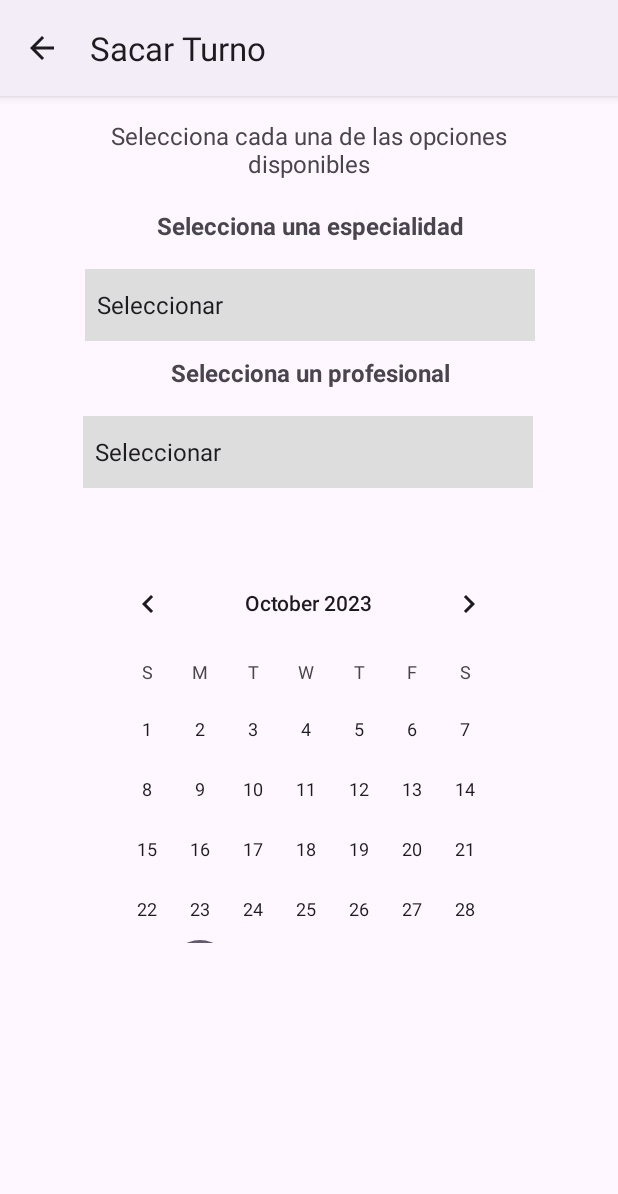
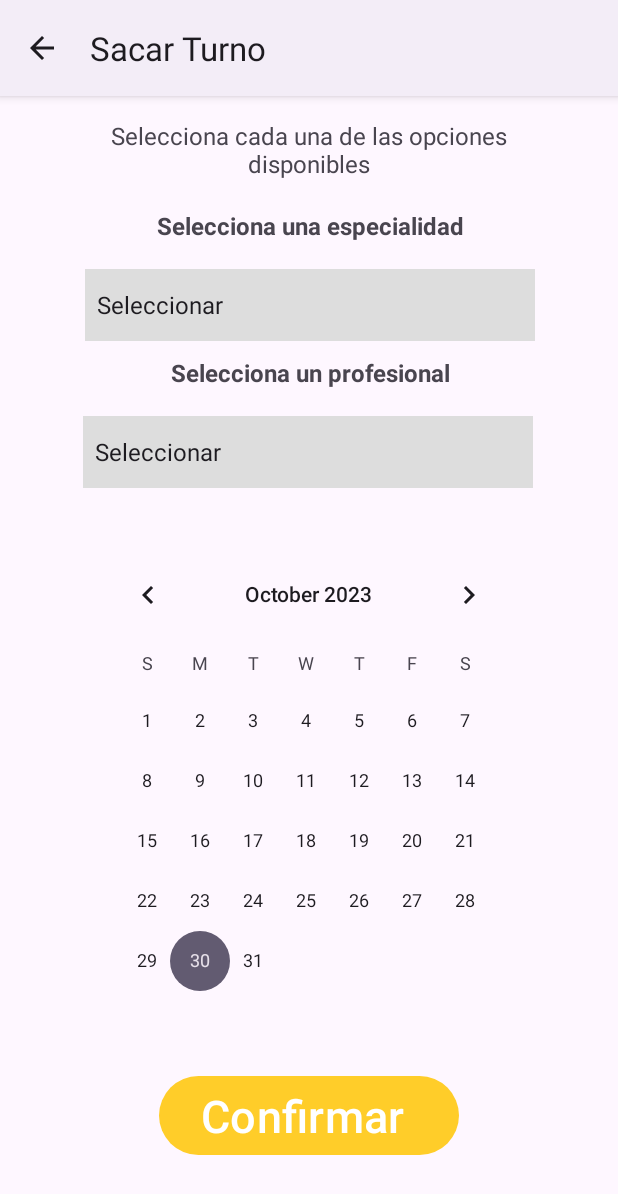
Before and after one commit to Connect-Salud-ISPC/Programador-de-Aplicaciones-Moviles-2022, an Android app: the Reserve screen opened directly, with no data from a screen before it, on a phone screen of 412 x 824 dp. Shown: the top 1194 px of the screen. Run offline under Robolectric (Android 15) with nearby library versions, the phone set to English and light mode, and no system bars.

Commit message:
subo últimos cambios en db

```diff
--- a/app/src/main/java/com/example/connectsalud/AdminSQLiteOpenHelper.java
+++ b/app/src/main/java/com/example/connectsalud/AdminSQLiteOpenHelper.java
@@ -23,7 +23,7 @@ public class AdminSQLiteOpenHelper extends SQLiteOpenHelper {
                 "\tnacimiento text,\n" +
                 "\temail text,\n" +
                 "\tpass text,\n" +
-                "\ttipousuario text\n" +
+                "\tpassagain text\n" +
                 ")");
     }
 
--- a/app/src/main/res/layout/activity_reserve.xml
+++ b/app/src/main/res/layout/activity_reserve.xml
@@ -76,7 +76,7 @@
     <CalendarView
         android:id="@+id/calendar"
         android:layout_width="290dp"
-        android:layout_height="260dp"
+        android:layout_height="300dp"
         android:layout_marginTop="10dp"
         app:layout_constraintBottom_toBottomOf="parent"
         app:layout_constraintEnd_toEndOf="parent"
@@ -85,4 +85,21 @@
         app:layout_constraintTop_toBottomOf="@+id/spinner_profesionales"
         app:layout_constraintVertical_bias="0.145" />
 
+
+    <Button
+        android:id="@+id/button_confirmar"
+        android:layout_width="200dp"
+        android:layout_height="wrap_content"
+        android:layout_gravity="center"
+        android:layout_margin="5dp"
+        android:layout_marginTop="15dp"
+        android:paddingLeft="15dp"
+        android:text="Confirmar"
+        android:textSize="30dp"
+        app:layout_constraintBottom_toBottomOf="parent"
+        app:layout_constraintEnd_toEndOf="parent"
+        app:layout_constraintStart_toStartOf="parent"
+        app:layout_constraintTop_toBottomOf="@+id/calendar" />
+
+
 </androidx.constraintlayout.widget.ConstraintLayout>
```
Also changed, not shown: app/src/main/java/com/example/connectsalud/RegistroPaciente.java (+5 -10 lines).
